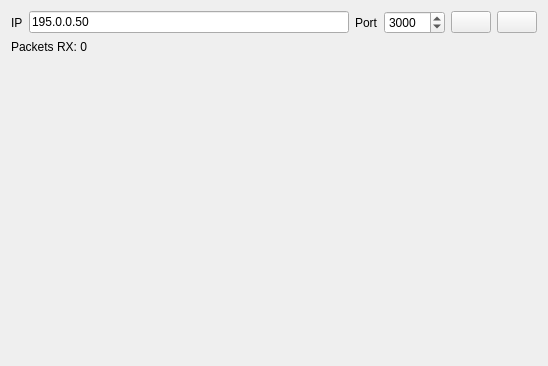
Qt form Linux/RControlStation/rtrange.ui (vedderb/rise_sdvp) before a commit.
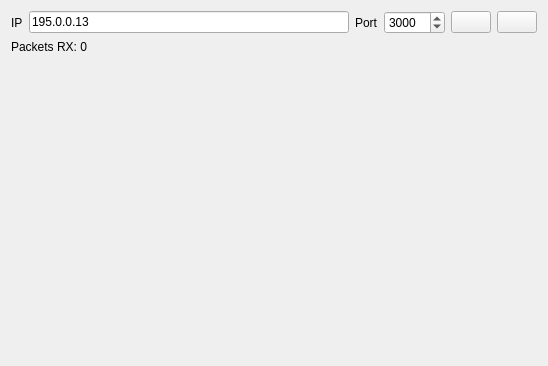
The same form after that commit. Icons and pictures are not drawn.

Diff of the .ui file:
```diff
--- a/Linux/RControlStation/rtrange.ui
+++ b/Linux/RControlStation/rtrange.ui
@@ -26,7 +26,7 @@
      <item>
       <widget class="QLineEdit" name="ipEditEdit">
        <property name="text">
-        <string>195.0.0.50</string>
+        <string>195.0.0.13</string>
        </property>
       </widget>
      </item>
```
Left out of the diff: 9 changed lines with no effect on the pictures.
